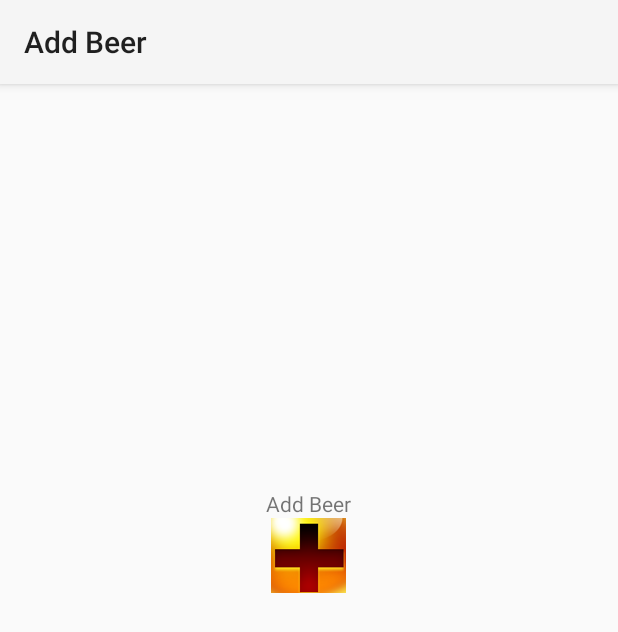
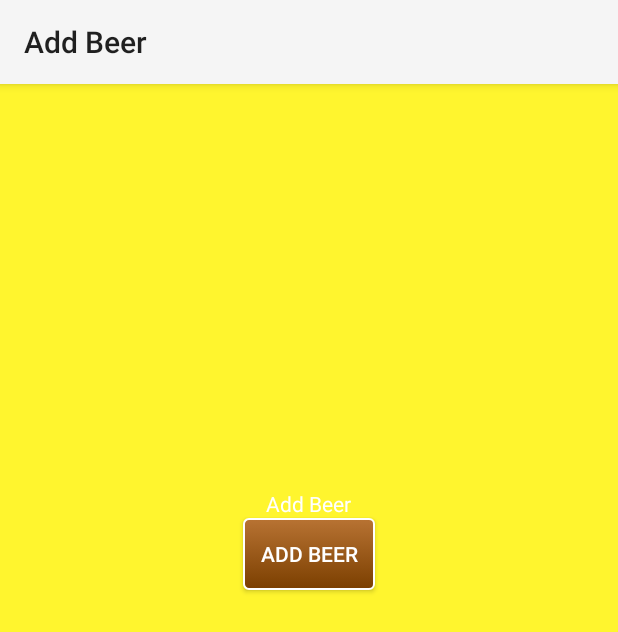
Before and after one commit to BeerTrader/BeerTraderApp, an Android app: the add_beer_activity screen opened directly, with no data from a screen before it, on a phone screen of 412 x 824 dp. Shown: the top 632 px of the screen. Run offline under Robolectric (Android 15) with nearby library versions, the phone set to English and light mode, and no system bars; pictures from the network do not load; 1 statement that could not run was skipped.

Commit message:
Final app for presentation.  Color added

```diff
--- a/app/src/main/java/com/jim/demo1/Post/add_beer_activity.java
+++ b/app/src/main/java/com/jim/demo1/Post/add_beer_activity.java
@@ -7,7 +7,7 @@ import android.content.Intent;
 import android.os.AsyncTask;
 import android.os.Bundle;
 import android.view.View;
-import android.widget.ImageButton;
+import android.widget.Button;
 import android.widget.TextView;
 import android.widget.Toast;
 
@@ -33,7 +33,7 @@ import java.net.URLEncoder;
  */
 public class add_beer_activity extends Activity{
 
-    ImageButton addBeerButton;
+    Button addBeerButton;
     private String InvImgUrl;
     private TextView beerName;
     private TextView brewery;
@@ -52,7 +52,7 @@ public class add_beer_activity extends Activity{
 
     private void addListenerOnButton() {
 
-        addBeerButton = (ImageButton) findViewById(R.id.imageButton);
+        addBeerButton = (Button) findViewById(R.id.imageButton);
 
         addBeerButton.setOnClickListener(new View.OnClickListener() {
 
--- a/app/src/main/res/layout/activity_create_user.xml
+++ b/app/src/main/res/layout/activity_create_user.xml
@@ -9,14 +9,14 @@
         android:layout_width="match_parent"
         android:layout_height="wrap_content"
         android:inputType="textPersonName"
-        android:hint="Name"
+        android:hint="Username"
         android:ems="10"
         android:textSize="26sp"
         android:id="@+id/loginName"
         android:layout_gravity="center_horizontal"
         android:paddingBottom="10dp"
         android:background="#fffff52e"
-        android:textColor="#ffffffff" />
+        android:textColor="#ff000000" />
 
     <EditText
         android:layout_width="match_parent"
@@ -29,7 +29,7 @@
         android:layout_gravity="center_horizontal"
         android:paddingBottom="10dp"
         android:background="#fffff52e"
-        android:textColor="@android:color/white" />
+        android:textColor="#ff000000"/>
 
     <LinearLayout
         android:layout_width="match_parent"
--- a/app/src/main/res/layout/add_beer_layout.xml
+++ b/app/src/main/res/layout/add_beer_layout.xml
@@ -2,7 +2,8 @@
 <LinearLayout xmlns:android="http://schemas.android.com/apk/res/android"
     android:orientation="vertical"
     android:layout_width="match_parent"
-    android:layout_height="match_parent">
+    android:layout_height="match_parent"
+    android:background="#fffff52e">
 
 
 
@@ -10,13 +11,14 @@
     <LinearLayout
         android:layout_width="match_parent"
         android:layout_height="wrap_content"
-        android:padding="10dp">
+        android:padding="10dp"
+        android:background="#fffff52e">
 
         <ImageView
             android:layout_width="80dp"
             android:layout_height="80dp"
             android:id="@+id/InvLablePic"
-            android:padding="4dp"/>
+            android:padding="4dp" />
 
     </LinearLayout>
 
@@ -24,15 +26,17 @@
         android:layout_width="match_parent"
         android:layout_height="50dp"
         android:orientation="vertical"
-        android:padding="10dp">
+        android:padding="10dp"
+        android:background="#fffff52e">
 
         <TextView
             android:layout_width="wrap_content"
             android:layout_height="wrap_content"
             android:id="@+id/beerName"
             android:text="@string/beerName"
-            android:textColor="#808080"
-            android:textSize="16sp"/>
+            android:textColor="#ff000000"
+            android:textSize="16sp"
+            android:background="#fffff52e" />
 
     </LinearLayout>
 
@@ -40,15 +44,17 @@
         android:layout_width="match_parent"
         android:layout_height="50dp"
         android:orientation="vertical"
-        android:padding="10dp">
+        android:padding="10dp"
+        android:background="#fffff52e">
 
         <TextView
             android:layout_width="wrap_content"
             android:layout_height="wrap_content"
             android:id="@+id/brewery"
             android:text="@string/brewery"
-            android:textColor="#808080"
-            android:textSize="16sp"/>
+            android:textColor="#ff000000"
+            android:textSize="16sp"
+            android:background="#fffff52e" />
 
     </LinearLayout>
 
@@ -56,15 +62,17 @@
         android:layout_width="match_parent"
         android:layout_height="wrap_content"
         android:orientation="vertical"
-        android:padding="10dp">
+        android:padding="10dp"
+        android:background="#fffff52e">
 
         <TextView
             android:layout_width="match_parent"
             android:layout_height="50dp"
             android:id="@+id/beerType"
             android:text="@string/beerType"
-            android:textColor="#808080"
-            android:textSize="16sp"/>
+            android:textColor="#fffff52e"
+            android:textSize="16sp"
+            android:background="#fffff52e" />
 
     </LinearLayout>
 
@@ -73,12 +81,16 @@
         android:layout_height="wrap_content"
         android:text="Add Beer"
         android:id="@+id/textView"
-        android:layout_gravity="center_horizontal" />
+        android:layout_gravity="center_horizontal"
+        android:textColor="#ffffffff" />
 
-    <ImageButton
-        android:layout_width="50dp"
-        android:layout_height="50dp"
+    <Button
+        android:layout_width="wrap_content"
+        android:layout_height="wrap_content"
         android:id="@+id/imageButton"
+        android:text="Add Beer"
         android:layout_gravity="center_horizontal"
-        android:src="@drawable/add128" />
+        android:background="@drawable/custom_button"
+        android:textColor="@android:color/white"
+        style="@android:style/DeviceDefault.SegmentedButton"/>
 </LinearLayout>
--- a/app/src/main/res/layout/contact_layout.xml
+++ b/app/src/main/res/layout/contact_layout.xml
@@ -1,12 +1,14 @@
 <?xml version="1.0" encoding="utf-8"?>
 <LinearLayout xmlns:android="http://schemas.android.com/apk/res/android"
     android:orientation="vertical" android:layout_width="match_parent"
-    android:layout_height="match_parent">
+    android:layout_height="match_parent"
+    android:background="#fffff52e">
 
     <ListView
         android:id="@+id/list"
         android:layout_height="wrap_content"
-        android:layout_width="match_parent">
+        android:layout_width="match_parent"
+        android:background="#fffff52e">
     </ListView>
 
 </LinearLayout>
--- a/app/src/main/res/layout/favs_list.xml
+++ b/app/src/main/res/layout/favs_list.xml
@@ -2,12 +2,14 @@
 <RelativeLayout xmlns:android="http://schemas.android.com/apk/res/android"
     android:orientation="vertical"
     android:layout_width="match_parent"
-    android:layout_height="match_parent">
+    android:layout_height="match_parent"
+    android:background="#fffff52e">
     <ListView
         android:id="@+id/myFavoritesList"
         android:layout_width="fill_parent"
         android:layout_height="wrap_content"
-        android:choiceMode="multipleChoice" >
+        android:choiceMode="multipleChoice"
+        android:background="#fffff52e">
     </ListView>
 
     <!--<Button-->
--- a/app/src/main/res/layout/inventory_layout.xml
+++ b/app/src/main/res/layout/inventory_layout.xml
@@ -1,13 +1,15 @@
 <?xml version="1.0" encoding="utf-8"?>
 <LinearLayout xmlns:android="http://schemas.android.com/apk/res/android"
     android:orientation="vertical" android:layout_width="match_parent"
-    android:layout_height="match_parent">
+    android:layout_height="match_parent"
+    android:background="#fffff52e">
 
 
     <ListView
         android:layout_width="match_parent"
         android:layout_height="wrap_content"
-        android:id="@+id/list">
+        android:id="@+id/list"
+        android:background="#fffff52e">
 
     </ListView>
 
--- a/app/src/main/res/layout/matches_item.xml
+++ b/app/src/main/res/layout/matches_item.xml
@@ -4,7 +4,8 @@
     android:layout_gravity="center|top"
     android:layout_marginTop="50dp"
     android:layout_width="240dp"
-    android:layout_height="200dp">
+    android:layout_height="200dp"
+    android:background="#fffff52e">
 
     <TextView
         android:id="@+id/MatchOffer"
--- a/app/src/main/res/layout/matches_layout.xml
+++ b/app/src/main/res/layout/matches_layout.xml
@@ -14,7 +14,8 @@
         android:layout_gravity="center_horizontal"
         android:layout_alignParentTop="true"
         android:layout_centerHorizontal="true"
-        android:textColor="@android:color/white" />
+        android:textColor="#ff000000"
+        android:background="#fffff52e" />
 
     <com.jim.demo1.lorentzos.SwipeFlingAdapterView
         android:id="@+id/frame"
--- a/app/src/main/res/values/strings.xml
+++ b/app/src/main/res/values/strings.xml
@@ -14,7 +14,7 @@
     <string name="login">LOGIN</string>
     <string name="app_settings_title_text">NOTIFICATIONS</string>
     <string name="profile_app_settings_button">Favorites</string>
-    <string name="contact_text">Contact BeerTrader</string>
+    <string name="contact_text"><M>MESSAGES</M></string>
     <string name="submit">SUBMIT</string>
     <string name="title_activity_create_user">Home</string>
 
```
Also changed, not shown: app/src/main/res/layout/activity_chat.xml (+7 -5 lines), app/src/main/res/layout/activity_pending_activity.xml (+17 -6 lines), app/src/main/res/layout/app_settings_layout.xml (+11 -3 lines), app/src/main/res/layout/beer_list_row.xml (+10 -4 lines), app/src/main/res/layout/favs_items.xml (+14 -5 lines), app/src/main/res/layout/favs_page_layout.xml (+19 -6 lines), app/src/main/res/layout/inventory_list_row.xml (+14 -5 lines), app/src/main/res/layout/match_home.xml (+19 -5 lines), app/src/main/res/layout/post_layout.xml (+11 -4 lines), app/src/main/res/layout/profile_layout.xml (+21 -7 lines), 5 other files.
